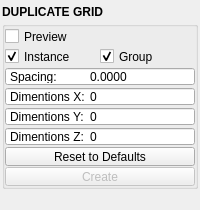
m3trik/mayatk, file mayatk/edit_utils/duplicate_grid.ui: the form before one commit.
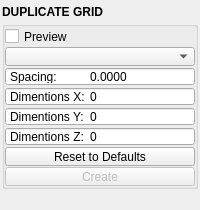
The form after the commit. Custom widgets are drawn as their Qt base class.

Commit message: feat(mayatk): preview per-field reset buttons + uv/mat/hdr/duplicate enhancements

```diff
--- a/mayatk/edit_utils/duplicate_grid.ui
+++ b/mayatk/edit_utils/duplicate_grid.ui
@@ -208,40 +208,6 @@
            </property>
           </widget>
          </item>
-         <item row="3" column="1">
-          <widget class="QCheckBox" name="chk002">
-           <property name="minimumSize">
-            <size>
-             <width>36</width>
-             <height>19</height>
-            </size>
-           </property>
-           <property name="maximumSize">
-            <size>
-             <width>999</width>
-             <height>19</height>
-            </size>
-           </property>
-           <property name="toolTip">
-            <string>Duplicate: rotate axis X</string>
-           </property>
-           <property name="text">
-            <string>Group</string>
-           </property>
-           <property name="iconSize">
-            <size>
-             <width>18</width>
-             <height>18</height>
-            </size>
-           </property>
-           <property name="checkable">
-            <bool>true</bool>
-           </property>
-           <property name="checked">
-            <bool>true</bool>
-           </property>
-          </widget>
-         </item>
          <item row="4" column="0" colspan="2">
           <widget class="QDoubleSpinBox" name="s003">
            <property name="minimumSize">
@@ -313,37 +279,22 @@
            </property>
           </widget>
          </item>
-         <item row="3" column="0">
-          <widget class="QCheckBox" name="chk001">
+         <item row="3" column="0" colspan="2">
+          <widget class="ComboBox" name="cmb000">
            <property name="minimumSize">
             <size>
-             <width>36</width>
+             <width>0</width>
              <height>19</height>
             </size>
            </property>
            <property name="maximumSize">
             <size>
-             <width>999</width>
+             <width>16777215</width>
              <height>19</height>
             </size>
            </property>
            <property name="toolTip">
-            <string>Duplicate: rotate axis X</string>
-           </property>
-           <property name="text">
-            <string>Instance</string>
-           </property>
-           <property name="iconSize">
-            <size>
-             <width>18</width>
-             <height>18</height>
-            </size>
-           </property>
-           <property name="checkable">
-            <bool>true</bool>
-           </property>
-           <property name="checked">
-            <bool>true</bool>
+            <string>&lt;html&gt;&lt;head/&gt;&lt;body&gt;&lt;p&gt;How the grid copies are produced — all three name the result after the source object:&lt;/p&gt;&lt;p&gt;&lt;span style=&quot; font-weight:600;&quot;&gt;Combine&lt;/span&gt; — merge every copy into a single mesh.&lt;/p&gt;&lt;p&gt;&lt;span style=&quot; font-weight:600;&quot;&gt;Instance&lt;/span&gt; — instanced copies (shared shape), grouped.&lt;/p&gt;&lt;p&gt;&lt;span style=&quot; font-weight:600;&quot;&gt;Unique&lt;/span&gt; — independent copies, grouped.&lt;/p&gt;&lt;/body&gt;&lt;/html&gt;</string>
            </property>
           </widget>
          </item>
@@ -454,6 +405,11 @@
   </widget>
  </widget>
  <customwidgets>
+  <customwidget>
+   <class>ComboBox</class>
+   <extends>QComboBox</extends>
+   <header>uitk.widgets.combobox.ComboBox.h</header>
+  </customwidget>
   <customwidget>
    <class>Footer</class>
    <extends>QWidget</extends>
```
The commit also changes 35 other files.
